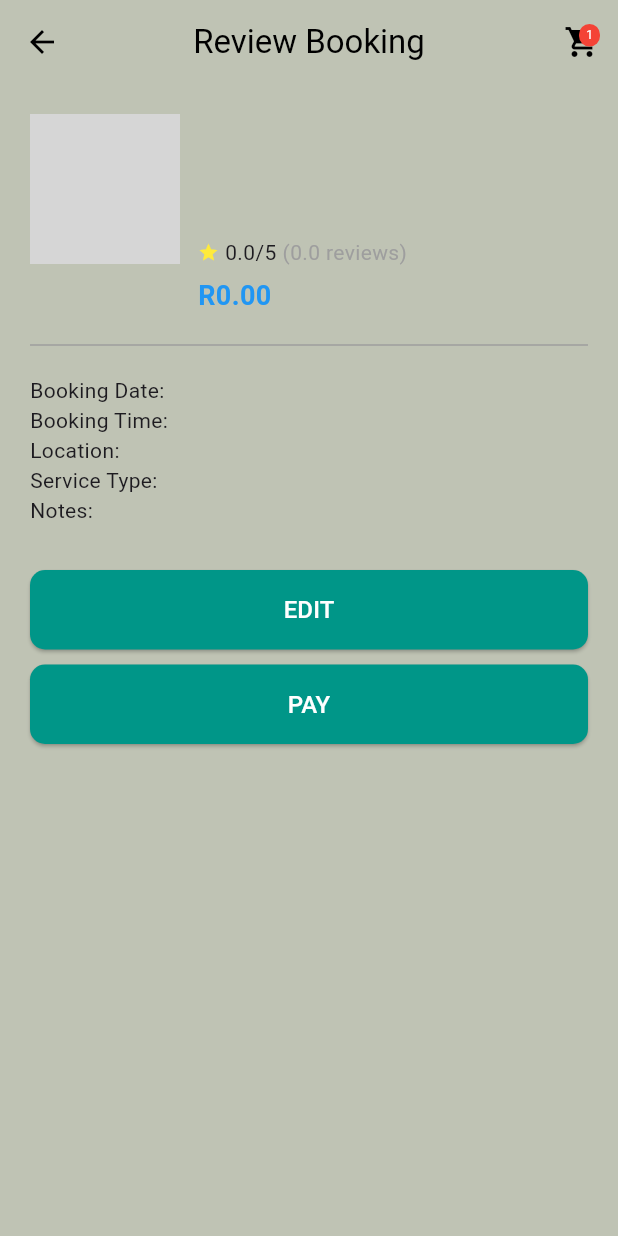
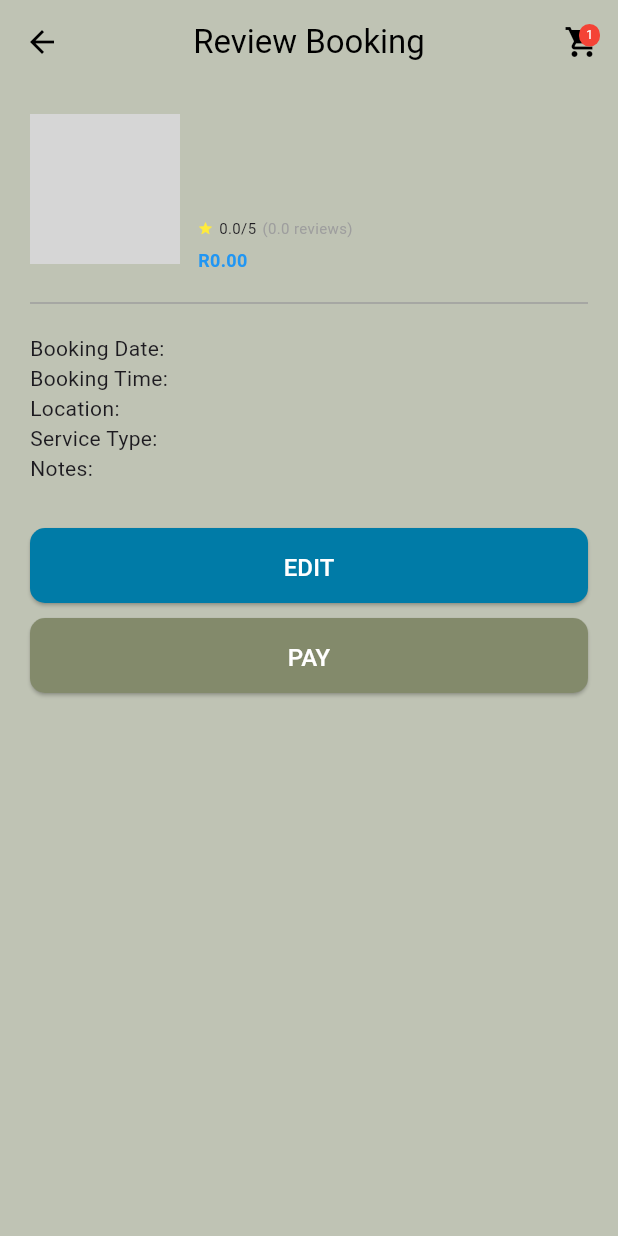
Before and after one commit to Katlego909/neat_app, a Flutter app: the Review screen opened directly with empty values, on a phone screen of 412 x 824 dp. Run offline on Flutter 3.47's test engine with Material 3 defaults, Android fonts, the light colour scheme and no system bars; our stand-ins replace carousel_slider, flutter_credit_card, flutter_form_builder, shared_preferences; accounts and stored records are empty; grey boxes are pictures that could not be loaded.

Commit message:
Changes to the UI

```diff
--- a/lib/screens/review_screen.dart
+++ b/lib/screens/review_screen.dart
@@ -83,21 +83,21 @@ class Review extends StatelessWidget {
                           booking.service,
                           style: TextStyle(
                             fontWeight: FontWeight.bold,
-                            fontSize: 18,
+                            fontSize: 16,
                           ),
                         ),
                         SizedBox(height: 6),
                         Text(
                           serviceProvider.name,
                           style: TextStyle(
-                            fontSize: 16,
+                            fontSize: 12,
                             fontWeight: FontWeight.bold,
                           ),
                         ),
                         Text(
                           serviceProvider.category,
                           style: TextStyle(
-                            fontSize: 14,
+                            fontSize: 12,
                             color: Colors.grey,
                           ),
                         ),
@@ -106,19 +106,19 @@ class Review extends StatelessWidget {
                           children: [
                             Icon(
                               Icons.star,
-                              size: 14,
+                              size: 10,
                               color: Colors.yellow,
                             ),
                             SizedBox(width: 4),
                             Text(
                               '${serviceProvider.rating}/5',
-                              style: TextStyle(fontSize: 14),
+                              style: TextStyle(fontSize: 10),
                             ),
                             SizedBox(width: 4),
                             Text(
                               '(${serviceProvider.rating} reviews)',
                               style:
-                                  TextStyle(fontSize: 14, color: Colors.grey),
+                                  TextStyle(fontSize: 10, color: Colors.grey),
                             ),
                           ],
                         ),
@@ -127,7 +127,7 @@ class Review extends StatelessWidget {
                           'R${booking.price.toStringAsFixed(2)}',
                           style: TextStyle(
                             fontWeight: FontWeight.bold,
-                            fontSize: 18,
+                            fontSize: 12,
                             color: Colors.blue,
                           ),
                         ),
@@ -154,13 +154,14 @@ class Review extends StatelessWidget {
                   // Edit Button
                   Container(
                     width: double.infinity,
+                    height: 50,
                     margin: EdgeInsets.only(bottom: 10),
                     child: ElevatedButton(
                       onPressed: () {
                         Navigator.pop(context);
                       },
                       style: ElevatedButton.styleFrom(
-                        backgroundColor: Colors.teal,
+                        backgroundColor: Color(0xff007ba7),
                         padding: EdgeInsets.symmetric(vertical: 15),
                         shape: RoundedRectangleBorder(
                           borderRadius: BorderRadius.circular(10),
@@ -175,6 +176,7 @@ class Review extends StatelessWidget {
                   // Pay Button
                   Container(
                     width: double.infinity,
+                    height: 50,
                     child: ElevatedButton(
                       onPressed: () {
                         Navigator.push(
@@ -186,7 +188,7 @@ class Review extends StatelessWidget {
                         );
                       },
                       style: ElevatedButton.styleFrom(
-                        backgroundColor: Colors.teal,
+                        backgroundColor: Color(0xff838a6b),
                         padding: EdgeInsets.symmetric(vertical: 15),
                         shape: RoundedRectangleBorder(
                           borderRadius: BorderRadius.circular(10),
```
